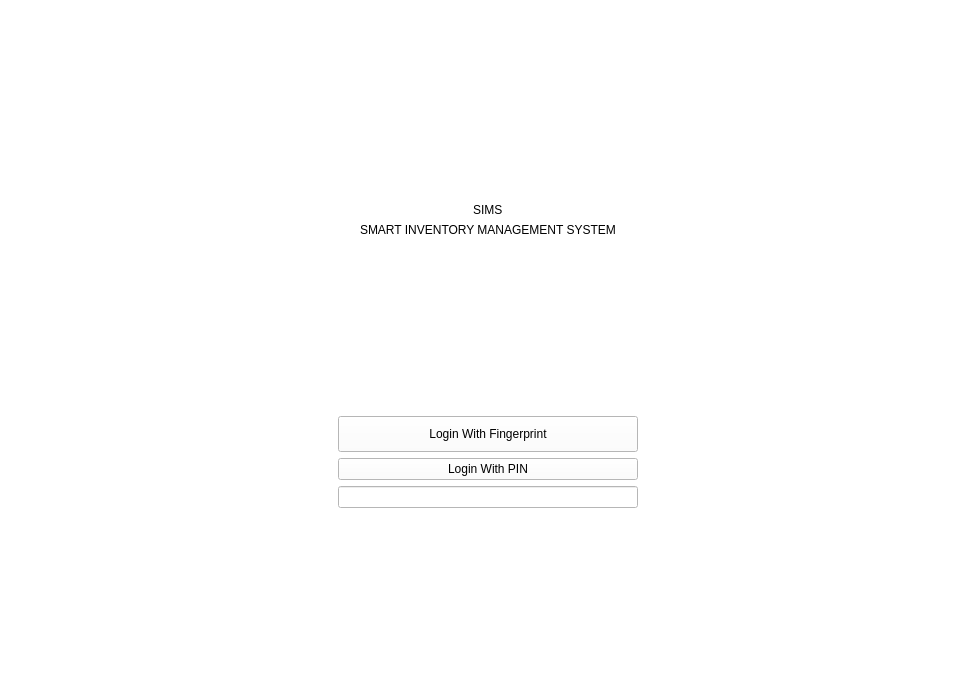
First picture: the form in mainwindow.ui, repository arc-bphc/sims-gui, before the edit.
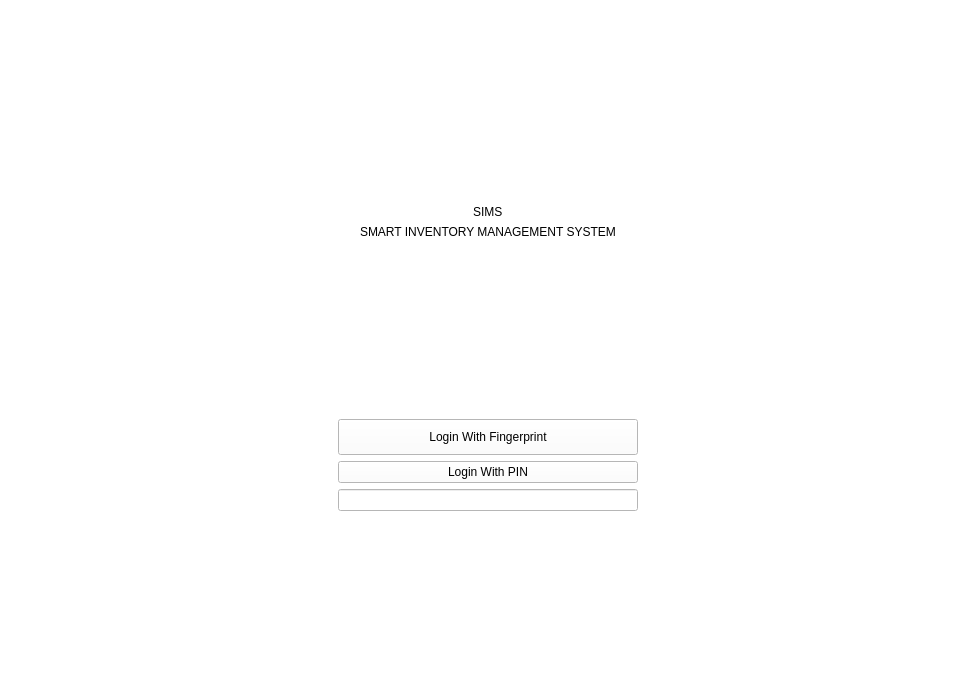
Second picture: the form after the edit. Icons and pictures are not drawn.

```diff
--- a/mainwindow.ui
+++ b/mainwindow.ui
@@ -7,7 +7,7 @@
     <x>0</x>
     <y>0</y>
     <width>977</width>
-    <height>691</height>
+    <height>696</height>
    </rect>
   </property>
   <property name="sizePolicy">
@@ -157,6 +157,12 @@
           <height>16777215</height>
          </size>
         </property>
+        <property name="maxLength">
+         <number>6</number>
+        </property>
+        <property name="echoMode">
+         <enum>QLineEdit::Password</enum>
+        </property>
        </widget>
       </item>
       <item row="3" column="0" alignment="Qt::AlignHCenter">
```
Left out of the diff: 1 changed line with no effect on the pictures.
